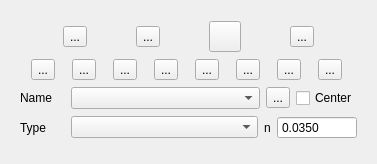
Old version of the form flo2d/ui/xs_editor.ui in the repository FLO-2DSoftware/qgis-flo-2d-plugin.
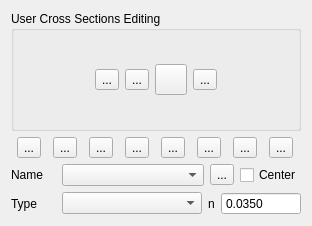
New version of the form. Icons and pictures are not drawn.

```diff
--- a/flo2d/ui/xs_editor.ui
+++ b/flo2d/ui/xs_editor.ui
@@ -9,32 +9,20 @@
    <rect>
     <x>0</x>
     <y>0</y>
-    <width>377</width>
-    <height>164</height>
+    <width>312</width>
+    <height>226</height>
    </rect>
   </property>
   <property name="windowTitle">
    <string>Cross-section Editor</string>
   </property>
   <layout class="QGridLayout" name="gridLayout_3">
-   <item row="1" column="0">
-    <widget class="QFrame" name="xsecParFrame">
-     <property name="minimumSize">
-      <size>
-       <width>250</width>
-       <height>0</height>
-      </size>
+   <item row="0" column="0">
+    <widget class="QGroupBox" name="user_cross_section_grp">
+     <property name="title">
+      <string>User Cross Sections Editing</string>
      </property>
-     <property name="maximumSize">
-      <size>
-       <width>16777215</width>
-       <height>16777215</height>
-      </size>
-     </property>
-     <property name="frameShape">
-      <enum>QFrame::NoFrame</enum>
-     </property>
-     <layout class="QGridLayout" name="gridLayout_7">
+     <layout class="QGridLayout" name="gridLayout_2">
       <item row="0" column="0">
        <layout class="QGridLayout" name="gridLayout">
         <item row="0" column="0">
@@ -128,6 +116,9 @@
         </item>
        </layout>
       </item>
+     </layout>
+    </widget>
+   </item>
       <item row="1" column="0">
        <layout class="QGridLayout" name="gridLayout_6">
         <item row="0" column="0">
@@ -443,9 +434,6 @@
          </widget>
         </item>
        </layout>
-      </item>
-     </layout>
-    </widget>
    </item>
   </layout>
  </widget>
```
Lines whose indentation alone changed are shown as unchanged.
